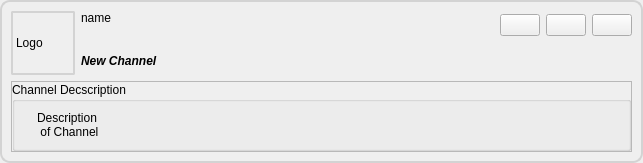
Old version of the form retroshare-gui/src/gui/feeds/ChanNewItem.ui in the repository RetroShare/RetroShare.
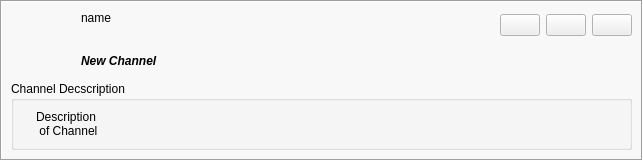
New version of the form. Icons and pictures are not drawn.

What changed in the file:
```diff
--- a/retroshare-gui/src/gui/feeds/ChanNewItem.ui
+++ b/retroshare-gui/src/gui/feeds/ChanNewItem.ui
@@ -25,17 +25,51 @@
        <verstretch>0</verstretch>
       </sizepolicy>
      </property>
-     <property name="styleSheet">
-      <string notr="true">QFrame#frame{border: 2px solid #D3D3D3; 
-background-color: qlineargradient(x1:0, y1:0, x2:0, y2:1, 
-stop:0 #FFFFFF, stop:1 #F2F2F2);;
-border-radius: 10px;}</string>
+     <property name="palette">
+      <palette>
+       <active>
+        <colorrole role="Window">
+         <brush brushstyle="SolidPattern">
+          <color alpha="255">
+           <red>248</red>
+           <green>248</green>
+           <blue>248</blue>
+          </color>
+         </brush>
+        </colorrole>
+       </active>
+       <inactive>
+        <colorrole role="Window">
+         <brush brushstyle="SolidPattern">
+          <color alpha="255">
+           <red>248</red>
+           <green>248</green>
+           <blue>248</blue>
+          </color>
+         </brush>
+        </colorrole>
+       </inactive>
+       <disabled>
+        <colorrole role="Window">
+         <brush brushstyle="SolidPattern">
+          <color alpha="255">
+           <red>248</red>
+           <green>248</green>
+           <blue>248</blue>
+          </color>
+         </brush>
+        </colorrole>
+       </disabled>
+      </palette>
+     </property>
+     <property name="autoFillBackground">
+      <bool>true</bool>
      </property>
      <property name="frameShape">
-      <enum>QFrame::StyledPanel</enum>
+      <enum>QFrame::Box</enum>
      </property>
      <property name="frameShadow">
-      <enum>QFrame::Raised</enum>
+      <enum>QFrame::Sunken</enum>
      </property>
      <layout class="QGridLayout">
       <item row="0" column="0" rowspan="2">
@@ -54,14 +88,6 @@
             <height>64</height>
            </size>
           </property>
-          <property name="styleSheet">
-           <string notr="true">QLabel{border: 2px solid #D3D3D3; 
-
-border-radius: 2px;}</string>
-          </property>
-          <property name="text">
-           <string notr="true">Logo</string>
-          </property>
           <property name="scaledContents">
            <bool>true</bool>
           </property>
@@ -197,12 +223,6 @@
       </item>
       <item row="2" column="0" colspan="2">
        <widget class="QFrame" name="expandFrame">
-        <property name="frameShape">
-         <enum>QFrame::StyledPanel</enum>
-        </property>
-        <property name="frameShadow">
-         <enum>QFrame::Raised</enum>
-        </property>
         <layout class="QVBoxLayout">
          <property name="spacing">
           <number>0</number>
```
Left out of the diff: 5 changed lines with no effect on the pictures.
